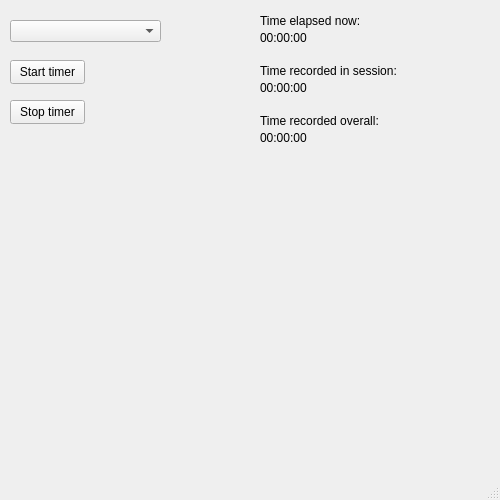
The window that timer/ui/src/main_window.ui (PiispaH/Timer) describes before a commit, drawn with Qt 5.
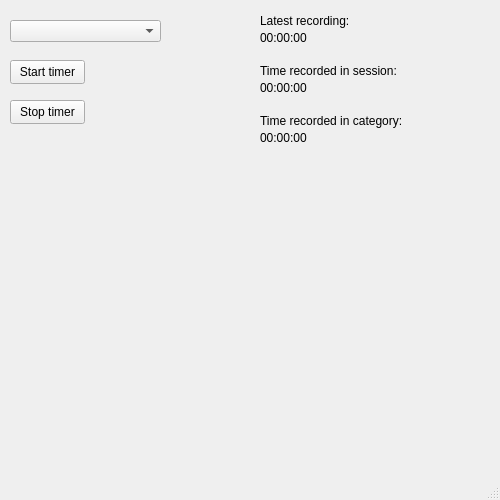
The same window after the commit.

Commit message: Corrcetly implement time displays

The edit to the form file:
```diff
--- a/timer/ui/src/main_window.ui
+++ b/timer/ui/src/main_window.ui
@@ -56,7 +56,7 @@
      </sizepolicy>
     </property>
     <property name="text">
-     <string>Time elapsed now:</string>
+     <string>Latest recording:</string>
     </property>
    </widget>
    <widget class="QLabel" name="label_2">
@@ -118,7 +118,7 @@
      </rect>
     </property>
     <property name="text">
-     <string>Time recorded overall:</string>
+     <string>Time recorded in category:</string>
     </property>
    </widget>
    <widget class="QLabel" name="label_6">
```
The commit also changes 5 other files.
